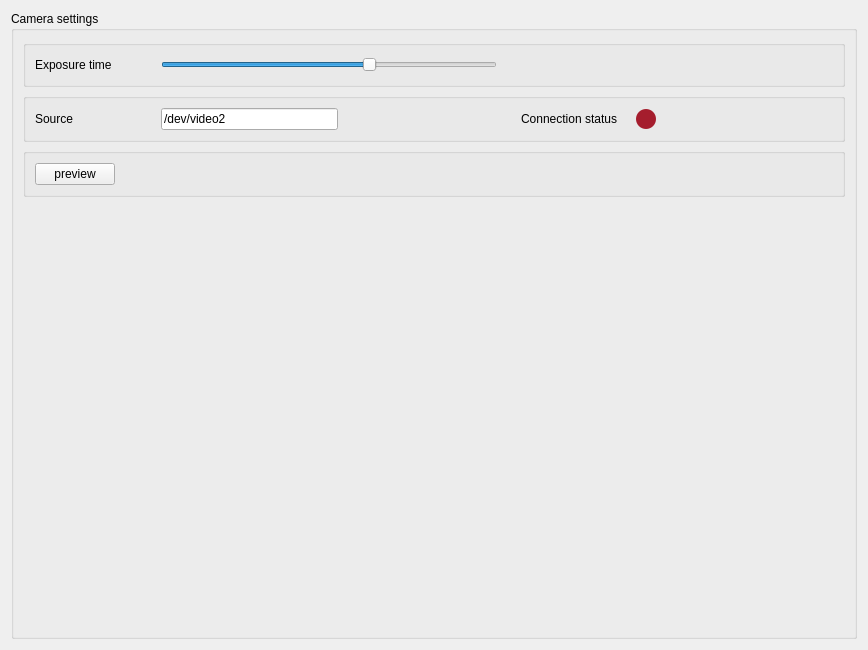
The window that plugins/VenusUSB2/VenusUSB2_settingsWidget.ui (pyIVLS/pyIVLS) describes before a commit, drawn with Qt 5.
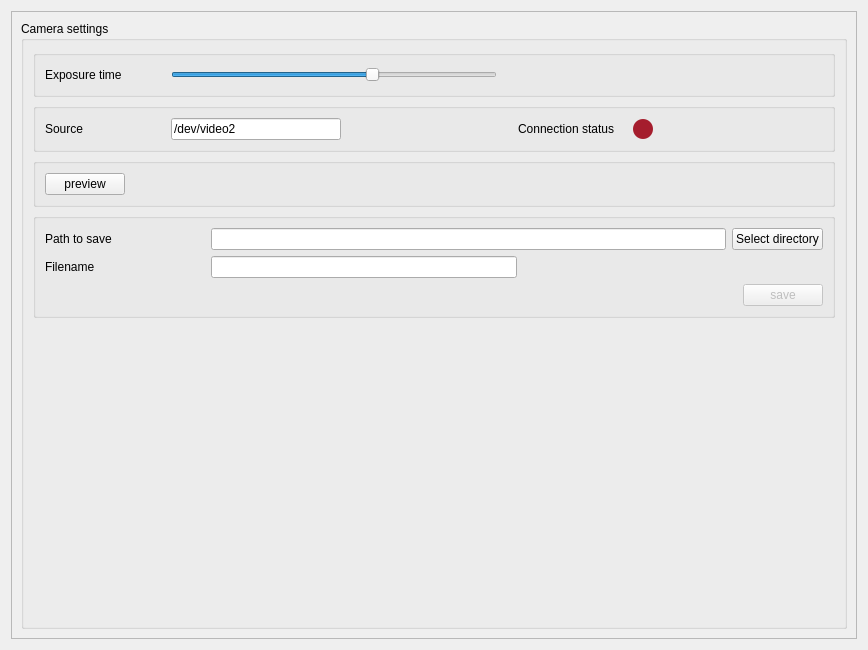
The same window after the commit.

The edit to the form file:
```diff
--- a/plugins/VenusUSB2/VenusUSB2_settingsWidget.ui
+++ b/plugins/VenusUSB2/VenusUSB2_settingsWidget.ui
@@ -19,8 +19,23 @@
   <property name="windowTitle">
    <string>Venus USB2.0 camera settings</string>
   </property>
-  <layout class="QGridLayout" name="gridLayout">
-   <item row="0" column="0">
+  <layout class="QVBoxLayout" name="verticalLayout_2">
+   <item>
+    <widget class="QScrollArea" name="scrollArea">
+     <property name="widgetResizable">
+      <bool>true</bool>
+     </property>
+     <widget class="QWidget" name="scrollAreaWidgetContents_3">
+      <property name="geometry">
+       <rect>
+        <x>0</x>
+        <y>0</y>
+        <width>848</width>
+        <height>630</height>
+       </rect>
+      </property>
+      <layout class="QVBoxLayout" name="verticalLayout_3">
+       <item>
     <widget class="QGroupBox" name="groupBox_general">
      <property name="title">
       <string>Camera settings</string>
@@ -209,6 +224,105 @@
         </layout>
        </widget>
       </item>
+          <item>
+           <widget class="QGroupBox" name="fileBox">
+            <property name="enabled">
+             <bool>true</bool>
+            </property>
+            <property name="title">
+             <string/>
+            </property>
+            <layout class="QVBoxLayout" name="verticalLayout_4">
+             <item>
+              <layout class="QHBoxLayout" name="horizontalLayout_5">
+               <item>
+                <widget class="QLabel" name="pathLabel">
+                 <property name="minimumSize">
+                  <size>
+                   <width>160</width>
+                   <height>0</height>
+                  </size>
+                 </property>
+                 <property name="text">
+                  <string>Path to save</string>
+                 </property>
+                </widget>
+               </item>
+               <item>
+                <widget class="QLineEdit" name="lineEdit_path"/>
+               </item>
+               <item>
+                <widget class="QPushButton" name="directoryButton">
+                 <property name="text">
+                  <string>Select directory</string>
+                 </property>
+                </widget>
+               </item>
+              </layout>
+             </item>
+             <item>
+              <layout class="QHBoxLayout" name="horizontalLayout_6">
+               <item>
+                <widget class="QLabel" name="filenameLabel">
+                 <property name="minimumSize">
+                  <size>
+                   <width>160</width>
+                   <height>0</height>
+                  </size>
+                 </property>
+                 <property name="text">
+                  <string>Filename</string>
+                 </property>
+                </widget>
+               </item>
+               <item>
+                <widget class="QLineEdit" name="lineEdit_filename"/>
+               </item>
+               <item>
+                <spacer name="horizontalSpacer_9">
+                 <property name="orientation">
+                  <enum>Qt::Horizontal</enum>
+                 </property>
+                 <property name="sizeHint" stdset="0">
+                  <size>
+                   <width>40</width>
+                   <height>20</height>
+                  </size>
+                 </property>
+                </spacer>
+               </item>
+              </layout>
+             </item>
+             <item>
+              <layout class="QHBoxLayout" name="horizontalLayout_9">
+               <item>
+                <spacer name="horizontalSpacer_10">
+                 <property name="orientation">
+                  <enum>Qt::Horizontal</enum>
+                 </property>
+                 <property name="sizeHint" stdset="0">
+                  <size>
+                   <width>40</width>
+                   <height>20</height>
+                  </size>
+                 </property>
+                </spacer>
+               </item>
+               <item>
+                <widget class="QPushButton" name="saveButton">
+                 <property name="enabled">
+                  <bool>false</bool>
+                 </property>
+                 <property name="text">
+                  <string>save</string>
+                 </property>
+                </widget>
+               </item>
+              </layout>
+             </item>
+            </layout>
+           </widget>
+          </item>
       <item>
        <spacer name="verticalSpacer">
         <property name="orientation">
@@ -223,6 +337,10 @@
        </spacer>
       </item>
      </layout>
+        </widget>
+       </item>
+      </layout>
+     </widget>
     </widget>
    </item>
   </layout>
```
Lines whose indentation alone changed are shown as unchanged.
